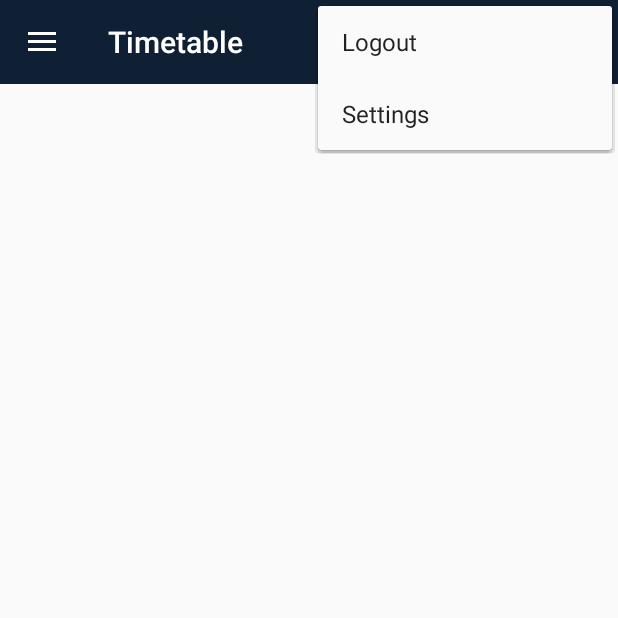
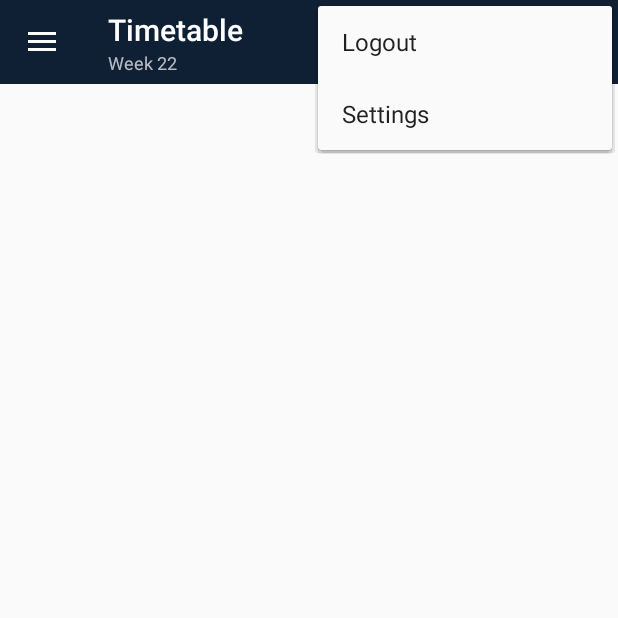
Before and after one commit to Manoj95/cs2001-coursework-2016-17-level-2-team-20, an Android app: the TimetableFragment screen opened directly, with no data from a screen before it, with the options menu open, on a phone screen of 412 x 824 dp, the top half of it. Run offline under Robolectric (Android 15) with nearby library versions, the light colour scheme and no system bars; our stand-ins replace ButterKnife; libraries missing offline, so code that uses them is left out: io.realm; 1 statement that could not run was skipped.

Commit message:
Timetable Updates
Timetable Page - Updated

```diff
--- a/Brunel-Planner/app/src/main/java/g20/brunelplanner/views/activities/fragments/TimetableFragment.java
+++ b/Brunel-Planner/app/src/main/java/g20/brunelplanner/views/activities/fragments/TimetableFragment.java
@@ -3,9 +3,13 @@ package g20.brunelplanner.views.activities.fragments;
 
 import android.os.Bundle;
 import android.support.v4.app.Fragment;
+import android.support.v7.app.AppCompatActivity;
 import android.support.v7.widget.LinearLayoutManager;
 import android.support.v7.widget.RecyclerView;
+import android.util.Log;
 import android.view.LayoutInflater;
+import android.view.Menu;
+import android.view.MenuInflater;
 import android.view.View;
 import android.view.ViewGroup;
 
@@ -36,7 +40,7 @@ public class TimetableFragment extends Fragment {
         recyclerView.setLayoutManager(new LinearLayoutManager(this.getActivity()));
         // Set the adapter for the recycler view and populate with the realm data
         recyclerView.setAdapter(new RecyclerViewAdapter(this,
-                realmController.getRealm().where(Timetable.class).findAllAsync()));
+                realmController.getRealm().where(Timetable.class).equalTo("weeks.val", 12).findAllAsync()));
         recyclerView.setHasFixedSize(true);
     }
 
@@ -46,8 +50,22 @@ public class TimetableFragment extends Fragment {
         // Inflate the layout for this fragment
         View view = inflater.inflate(R.layout.fragment_timetable, container, false);
         ButterKnife.bind(this, view);
+        setHasOptionsMenu(true);
+
+        try {
+            ((AppCompatActivity)getActivity()).getSupportActionBar().setSubtitle("Week 22");
+        } catch (NullPointerException e) {
+            Log.e("TimetableFragment", "onCreateView: ", e);
+        }
+
         setUpRecyclerView();
         return view;
+    }
+
+    @Override
+    public void onCreateOptionsMenu(Menu menu, MenuInflater inflater) {
+        inflater.inflate(R.menu.menu_timetable, menu);
+        super.onCreateOptionsMenu(menu, inflater);
     }
 
     @Override
--- a/Brunel-Planner/app/src/main/res/layout/toolbar.xml
+++ b/Brunel-Planner/app/src/main/res/layout/toolbar.xml
@@ -7,5 +7,7 @@
     android:minHeight="?attr/actionBarSize"
     android:theme="@style/ThemeOverlay.AppCompat.Dark.ActionBar"
     android:background="?attr/colorPrimary"
-    app:popupTheme="@style/AppTheme.PopupOverlay">
+    app:popupTheme="@style/AppTheme.PopupOverlay"
+    app:subtitleTextAppearance="@style/ToolbarSubtitleAppearance">
+
 </android.support.v7.widget.Toolbar>
--- /dev/null
+++ b/Brunel-Planner/app/src/main/res/menu/menu_timetable.xml
@@ -0,0 +1,5 @@
+<menu
+    xmlns:tools="http://schemas.android.com/tools"
+    tools:context="g20.brunelplanner.MainActivity">
+
+</menu>
--- a/Brunel-Planner/app/src/main/res/values/strings.xml
+++ b/Brunel-Planner/app/src/main/res/values/strings.xml
@@ -3,6 +3,7 @@
     <string name="app_name">Brunel Planner</string>
     <string name="action_settings">Settings</string>
     <string name="action_logout">Logout</string>
+    <string name="action_change_view">Change View</string>
 
 
     <!-- Misc -->
--- a/Brunel-Planner/app/src/main/res/values/styles.xml
+++ b/Brunel-Planner/app/src/main/res/values/styles.xml
@@ -43,4 +43,8 @@
 
     </style>
 
+    <style name="ToolbarSubtitleAppearance" parent="@style/TextAppearance.Widget.AppCompat.Toolbar.Subtitle">
+        <item name="android:textSize">12sp</item>
+    </style>
+
 </resources>
```
Also changed, not shown: Brunel-Planner/app/src/main/java/g20/brunelplanner/views/activities/adapters/RecyclerViewAdapter.java (+31 -16 lines), Brunel-Planner/app/src/main/res/layout/row.xml (+26 -14 lines).
